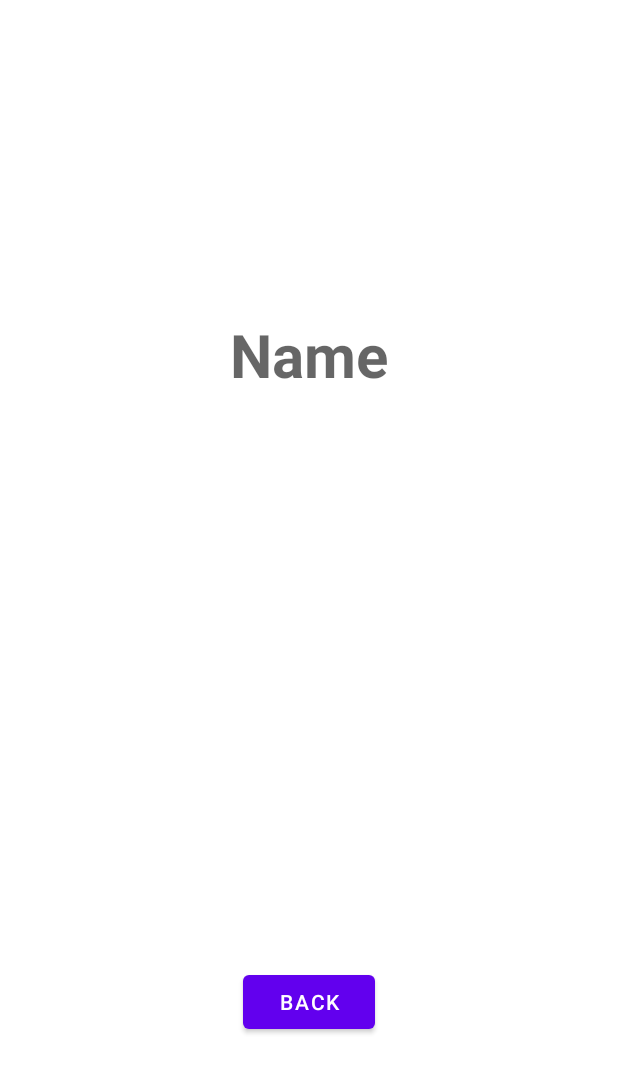
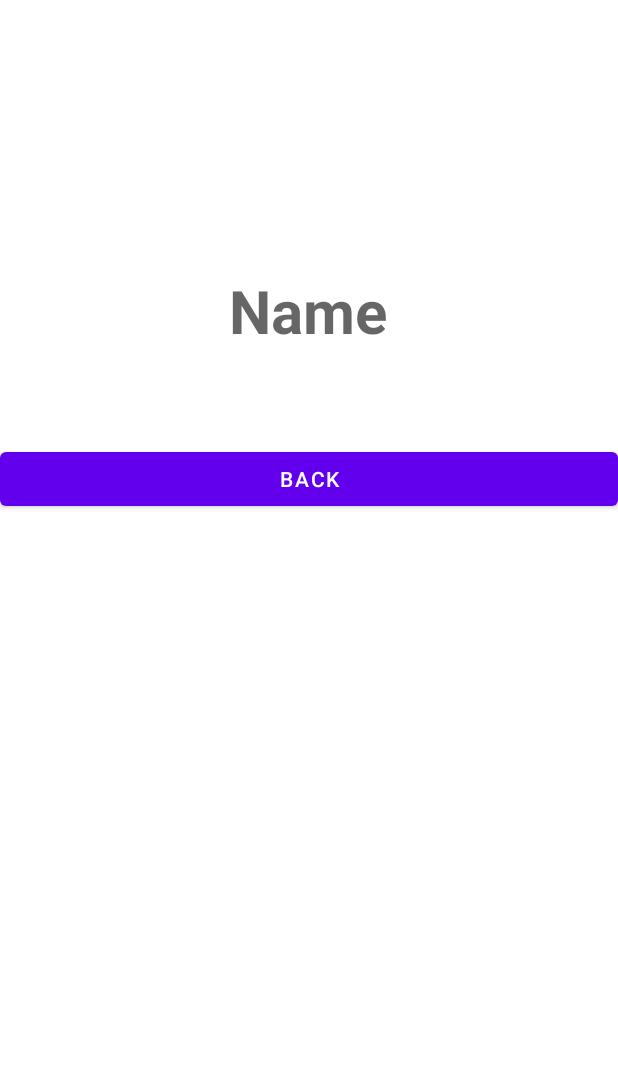
Before and after one commit to shumvlesu/GBCoursePopularLibrary, an Android app: the layout fragment_user_details.xml on its own in the app's theme, with its tools: preview values and no code run, on a phone screen of 412 x 824 dp. Shown: the top 1073 px of the screen. Run offline under Robolectric (Android 15) with nearby library versions, the phone set to English and light mode, and no system bars.

Commit message:
ДЗ по Уроку 5. Взаимодействие с сервером

```diff
--- a/app/src/main/java/com/shumikhin/gbcoursepopularlibrary/retrofit/IDataSource.kt
+++ b/app/src/main/java/com/shumikhin/gbcoursepopularlibrary/retrofit/IDataSource.kt
@@ -3,9 +3,14 @@ package com.shumikhin.gbcoursepopularlibrary.retrofit
 import com.shumikhin.gbcoursepopularlibrary.model.GithubUser
 import io.reactivex.rxjava3.core.Single
 import retrofit2.http.GET
+import retrofit2.http.Url
 
 //GithubUsersService по уроку
 interface IDataSource {
     @GET("/users")
     fun getUsers(): Single<List<GithubUser>>
+
+    //запрос на список репозиториев пользователя
+    @GET
+    fun getUserRepos(@Url url: String): Single<List<UserRepo>>
 }
--- a/app/src/main/java/com/shumikhin/gbcoursepopularlibrary/view/ui/UsersFragment.kt
+++ b/app/src/main/java/com/shumikhin/gbcoursepopularlibrary/view/ui/UsersFragment.kt
@@ -8,6 +8,7 @@ import com.shumikhin.gbcoursepopularlibrary.App
 import com.shumikhin.gbcoursepopularlibrary.databinding.FragmentUsersBinding
 import com.shumikhin.gbcoursepopularlibrary.model.GithubUsersRepo
 import com.shumikhin.gbcoursepopularlibrary.presentation.UsersPresenter
+import com.shumikhin.gbcoursepopularlibrary.retrofit.ApiHolder
 import com.shumikhin.gbcoursepopularlibrary.view.ui.images.GlideImageLoader
 import moxy.MvpAppCompatFragment
 import moxy.ktx.moxyPresenter
@@ -17,7 +18,7 @@ class UsersFragment : MvpAppCompatFragment(), UsersView, BackButtonListener {
     private var vb: FragmentUsersBinding? = null
     private val presenter: UsersPresenter by moxyPresenter {
         UsersPresenter(
-            GithubUsersRepo(),
+            GithubUsersRepo(ApiHolder.apiService),
             App.instance.router
         )
     }
--- /dev/null
+++ b/app/src/main/java/com/shumikhin/gbcoursepopularlibrary/view/ui/detailsuser/IRepoItemView.kt
@@ -0,0 +1,5 @@
+package com.shumikhin.gbcoursepopularlibrary.view.ui.detailsuser
+
+interface IRepoItemView {
+    var pos: Int
+}
--- /dev/null
+++ b/app/src/main/java/com/shumikhin/gbcoursepopularlibrary/view/ui/detailsuser/RepoItemView.kt
@@ -0,0 +1,5 @@
+package com.shumikhin.gbcoursepopularlibrary.view.ui.detailsuser
+
+interface RepoItemView : IRepoItemView {
+    fun setRepoName(text: String)
+}
--- a/app/src/main/res/layout/fragment_user_details.xml
+++ b/app/src/main/res/layout/fragment_user_details.xml
@@ -1,5 +1,6 @@
 <?xml version="1.0" encoding="utf-8"?>
-<androidx.constraintlayout.widget.ConstraintLayout xmlns:android="http://schemas.android.com/apk/res/android"
+<androidx.constraintlayout.widget.ConstraintLayout
+    xmlns:android="http://schemas.android.com/apk/res/android"
     xmlns:app="http://schemas.android.com/apk/res-auto"
     xmlns:tools="http://schemas.android.com/tools"
     android:id="@+id/details_container"
@@ -12,19 +13,20 @@
         android:layout_width="150dp"
         android:layout_height="150dp"
         tools:layout_editor_absoluteX="130dp"
-        tools:layout_editor_absoluteY="40dp" />
+        tools:layout_editor_absoluteY="16dp" />
 
     <com.google.android.material.textview.MaterialTextView
         android:id="@+id/details_name"
         android:layout_width="wrap_content"
         android:layout_height="wrap_content"
-        android:layout_marginTop="209dp"
+        android:layout_marginTop="180dp"
         android:hint="@string/name"
         android:textAlignment="center"
         android:textColor="@color/black"
         android:textSize="@dimen/detail_text_user_name"
         android:textStyle="bold"
         app:layout_constraintEnd_toEndOf="parent"
+        app:layout_constraintHorizontal_bias="0.498"
         app:layout_constraintStart_toStartOf="parent"
         app:layout_constraintTop_toTopOf="parent">
 
@@ -32,14 +34,30 @@
 
     <com.google.android.material.button.MaterialButton
         android:id="@+id/back"
-        android:layout_width="wrap_content"
+        android:layout_width="match_parent"
         android:layout_height="wrap_content"
-        android:layout_marginBottom="132dp"
+        android:layout_marginBottom="420dp"
         android:text="@string/back"
         app:layout_constraintBottom_toBottomOf="parent"
         app:layout_constraintEnd_toEndOf="parent"
-        app:layout_constraintStart_toStartOf="parent">
+        app:layout_constraintHorizontal_bias="1.0"
+        app:layout_constraintStart_toStartOf="parent"
+        app:layout_constraintTop_toBottomOf="@+id/details_name">
 
     </com.google.android.material.button.MaterialButton>
 
+    <androidx.recyclerview.widget.RecyclerView
+        android:id="@+id/user_repos"
+        android:layout_width="match_parent"
+        android:layout_height="wrap_content"
+        android:layout_marginStart="10dp"
+        android:layout_marginEnd="10dp"
+        android:layout_marginBottom="10dp"
+
+        app:layout_constraintTop_toBottomOf="@id/back"
+        app:layout_constraintStart_toStartOf="parent"
+        android:paddingTop="16dp"
+        android:clipToPadding="false"
+        android:paddingBottom="16dp" />
+
 </androidx.constraintlayout.widget.ConstraintLayout>
```
Also changed, not shown: app/src/main/java/com/shumikhin/gbcoursepopularlibrary/model/GithubUsersRepo.kt (+16 -15 lines), app/src/main/java/com/shumikhin/gbcoursepopularlibrary/presentation/UsersPresenter.kt (+10 -12 lines), app/src/main/java/com/shumikhin/gbcoursepopularlibrary/presentation/detailsuser/UserDetailsPresenter.kt (+55 -3 lines), app/src/main/java/com/shumikhin/gbcoursepopularlibrary/retrofit/IGitHubUsersRepo.kt (added, +9 -0 lines), app/src/main/java/com/shumikhin/gbcoursepopularlibrary/retrofit/UserRepo.kt (added, +10 -0 lines), app/src/main/java/com/shumikhin/gbcoursepopularlibrary/view/ui/UserDetailsView.kt (+6 -2 lines), app/src/main/java/com/shumikhin/gbcoursepopularlibrary/view/ui/detailsuser/IRepoListPresenter.kt (added, +9 -0 lines), app/src/main/java/com/shumikhin/gbcoursepopularlibrary/view/ui/detailsuser/ReposRVAdapter.kt (added, +34 -0 lines), app/src/main/java/com/shumikhin/gbcoursepopularlibrary/view/ui/detailsuser/UserDetailsFragment.kt (+25 -3 lines), app/src/main/res/layout/item_repo.xml (added, +15 -0 lines).
